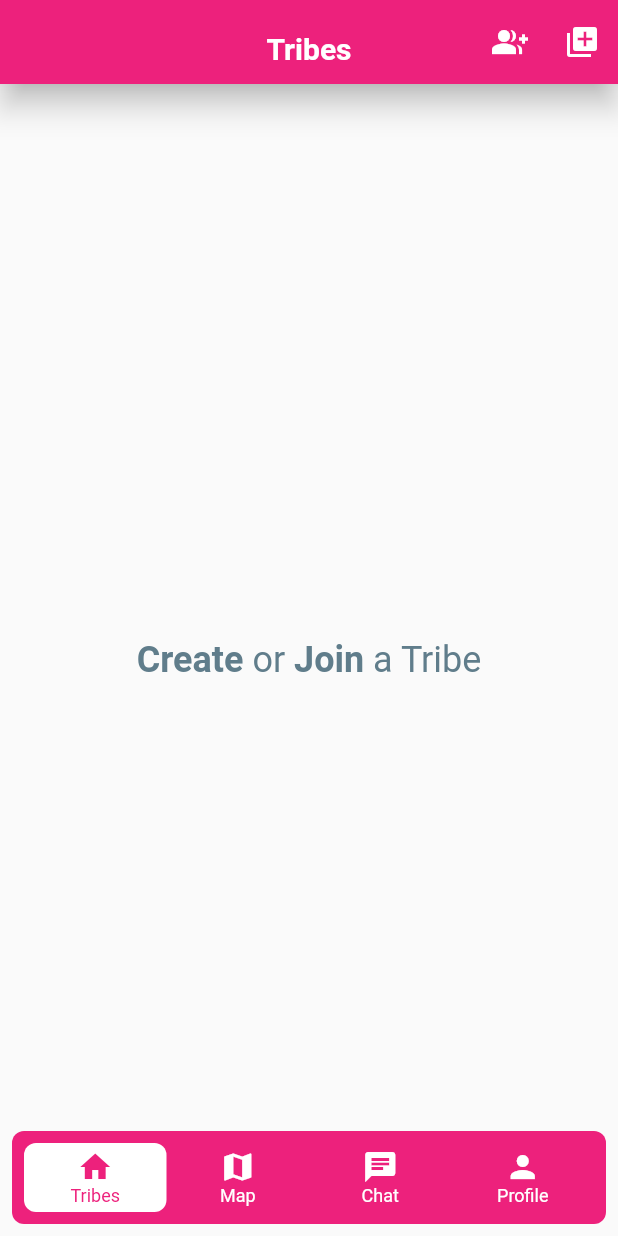
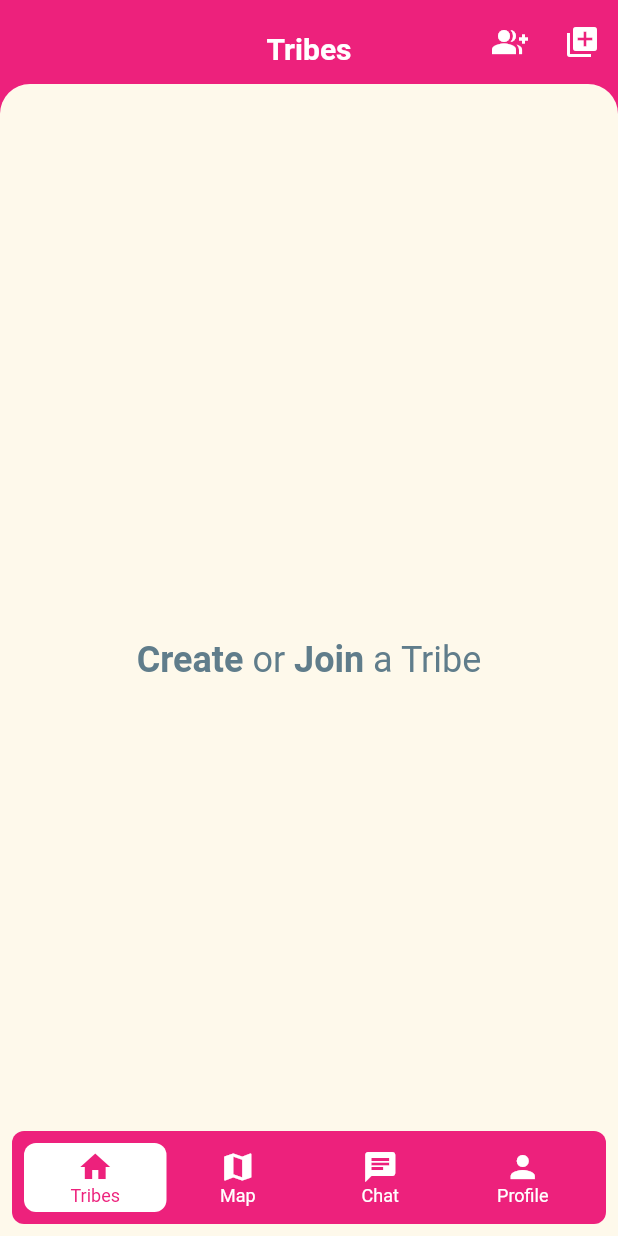
Before and after one commit to danielholmberg/Tribes, a Flutter app: the screen it shows once a user with an empty profile is signed in, on a phone screen of 412 x 824 dp. Run offline on Flutter 3.47's test engine with Material 2 defaults, Android fonts, the light colour scheme and no system bars; drawn by our look-alikes of auto_size_text, floating_bottom_navigation_bar; our stand-ins replace cached_network_image, cloud_firestore, dynamic_theme, firebase_auth, firebase_storage, flutter_colorpicker and 6 more; missing offline and left inert: firestore_ui, geocoder; accounts and stored records are empty; Roboto replaces fonts that are missing (TribesRounded).

Commit message:
AppBar design change.

```diff
--- a/lib/screens/home/tabs/tribes/Tribes.dart
+++ b/lib/screens/home/tabs/tribes/Tribes.dart
@@ -10,6 +10,7 @@ import 'package:tribes/screens/home/tabs/tribes/widgets/TribeTile.dart';
 import 'package:tribes/services/database.dart';
 import 'package:tribes/shared/constants.dart' as Constants;
 import 'package:tribes/shared/widgets/CustomPageTransition.dart';
+import 'package:tribes/shared/widgets/CustomScrollBehavior.dart';
 import 'package:tribes/shared/widgets/Loading.dart';
 
 class Tribes extends StatefulWidget {
@@ -67,12 +68,15 @@ class _TribesState extends State<Tribes> with AutomaticKeepAliveClientMixin {
 
     return currentUser == null ? Loading()
         : Scaffold(
-          body: NestedScrollView(
+          backgroundColor: DynamicTheme.of(context).data.primaryColor,
+          body: ScrollConfiguration(
+            behavior: CustomScrollBehavior(),
+            child: NestedScrollView(
               reverse: false,
               headerSliverBuilder: (BuildContext context, bool innerBoxIsScrolled) {
                 return <Widget>[
                   SliverAppBar(
-                  elevation: 8.0,
+                    elevation: 0.0,
                     forceElevated: true,
                     backgroundColor: DynamicTheme.of(context).data.primaryColor,
                     floating: false,
@@ -107,7 +111,12 @@ class _TribesState extends State<Tribes> with AutomaticKeepAliveClientMixin {
                   ),
                 ];
               },
-            body: StreamBuilder<List<Tribe>>(
+              body: Container(
+                decoration: BoxDecoration(
+                  color: DynamicTheme.of(context).data.accentColor,
+                  borderRadius: BorderRadius.only(topLeft: Radius.circular(20.0), topRight: Radius.circular(20.0)),
+                ),
+                child: StreamBuilder<List<Tribe>>(
                   initialData: [],
                   stream: DatabaseService().joinedTribes(currentUser.uid),
                   builder: (context, snapshot) {
@@ -188,6 +197,8 @@ class _TribesState extends State<Tribes> with AutomaticKeepAliveClientMixin {
                   }
                 }),
               ),
+            ),
+          ),
         );
   }
 
```
Lines whose indentation alone changed are shown as unchanged.
